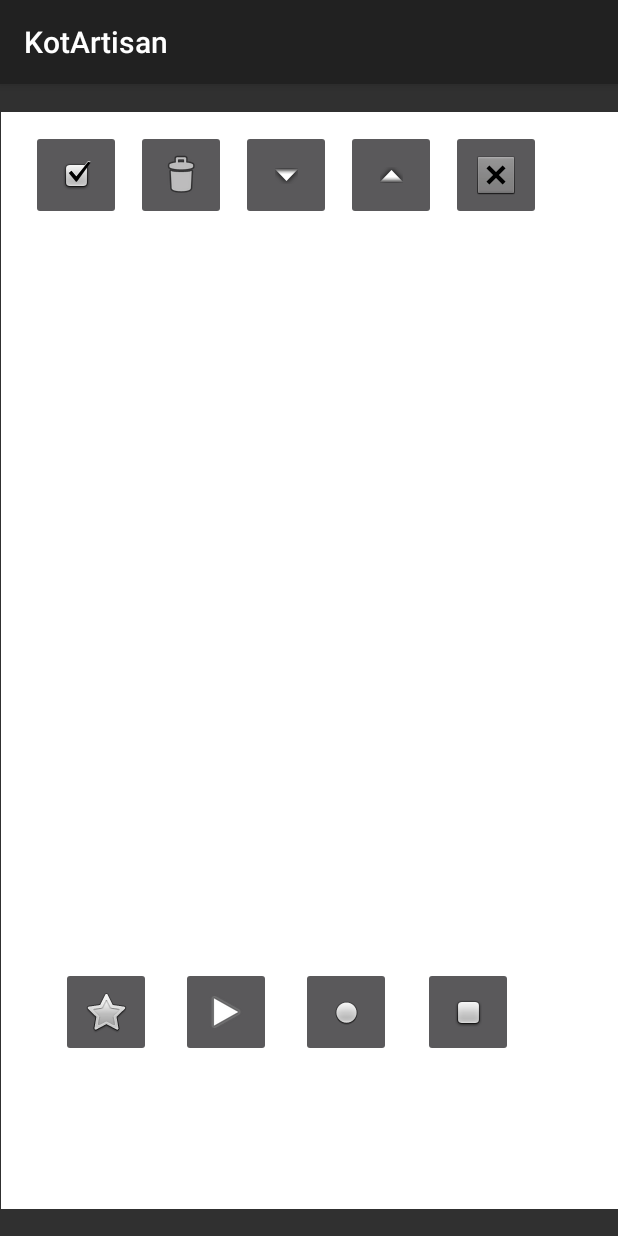
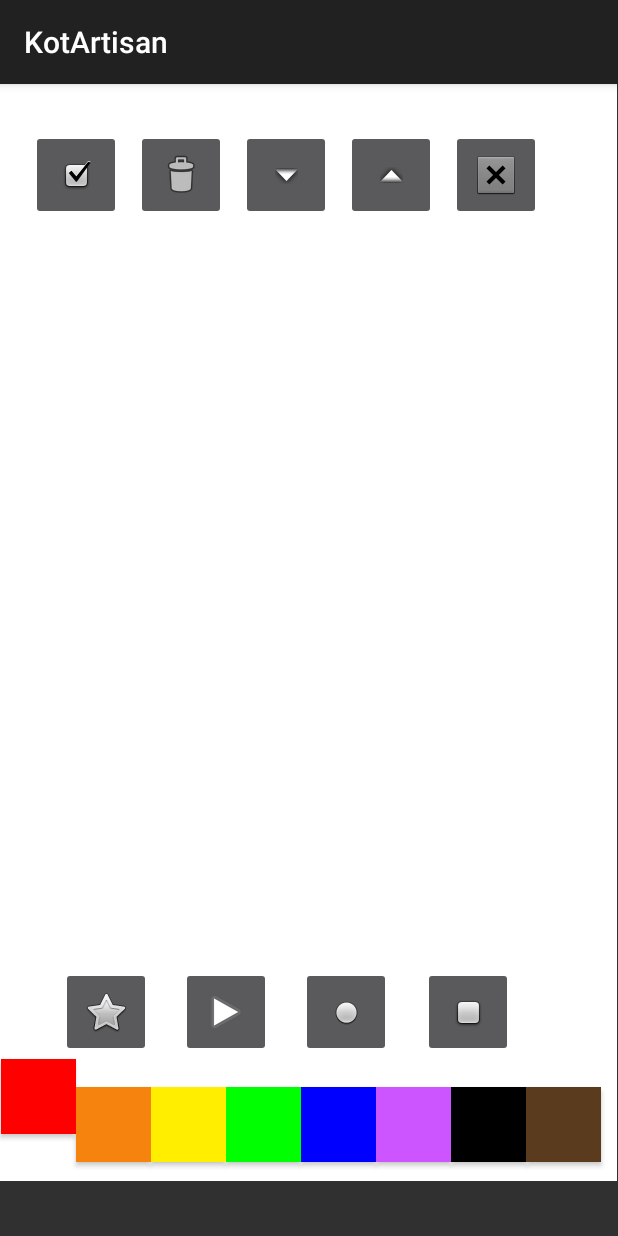
Before and after one commit to Kemarly/KotArtisan, an Android app built with Jetpack Compose: the Drawing screen opened directly, with no data from a screen before it, on a phone screen of 412 x 824 dp. Run offline under Robolectric (Android 15) with nearby library versions, the phone set to English and light mode, and no system bars.

Commit message:
DRAWING CONSTRAINTS

```diff
--- a/app/src/main/res/layout/activity_drawing.xml
+++ b/app/src/main/res/layout/activity_drawing.xml
@@ -15,8 +15,10 @@
         android:contentDescription="Draw"
         app:layout_constraintBottom_toBottomOf="parent"
         app:layout_constraintEnd_toEndOf="parent"
+        app:layout_constraintHorizontal_bias="0.0"
         app:layout_constraintStart_toStartOf="parent"
         app:layout_constraintTop_toTopOf="parent"
+        app:layout_constraintVertical_bias="0.0"
         tools:ignore="HardcodedText" />
 
     <ImageButton
@@ -27,13 +29,13 @@
         android:layout_marginTop="12dp"
         android:layout_marginEnd="331dp"
         android:layout_marginBottom="659dp"
+        android:contentDescription="TODO"
         app:layout_constraintBottom_toBottomOf="parent"
         app:layout_constraintEnd_toEndOf="parent"
         app:layout_constraintStart_toStartOf="parent"
         app:layout_constraintTop_toTopOf="parent"
         app:srcCompat="@android:drawable/checkbox_on_background"
-        tools:ignore="ContentDescription,HardcodedText,SpeakableTextPresentCheck"
-        android:contentDescription="TODO" />
+        tools:ignore="ContentDescription,HardcodedText,SpeakableTextPresentCheck" />
 
     <ImageButton
         android:id="@+id/deleteButton"
@@ -155,5 +157,117 @@
         app:srcCompat="@android:drawable/checkbox_off_background"
         tools:ignore="ContentDescription,SpeakableTextPresentCheck" />
 
+    <Button
+        android:id="@+id/redButton"
+        android:layout_width="50dp"
+        android:layout_height="50dp"
+        android:layout_marginTop="650dp"
+        android:layout_marginEnd="361dp"
+        android:layout_marginBottom="31dp"
+        android:background="#FF0000"
+        app:layout_constraintBottom_toBottomOf="parent"
+        app:layout_constraintEnd_toEndOf="parent"
+        app:layout_constraintHorizontal_bias="1.0"
+        app:layout_constraintStart_toStartOf="parent"
+        app:layout_constraintTop_toTopOf="parent"
+        app:layout_constraintVertical_bias="0.0" />
+
+    <Button
+        android:id="@+id/orangeButton"
+        android:layout_width="50dp"
+        android:layout_height="50dp"
+        android:layout_marginStart="50dp"
+        android:layout_marginTop="650dp"
+        android:layout_marginEnd="311dp"
+        android:layout_marginBottom="31dp"
+        android:background="#F6830E"
+        app:layout_constraintBottom_toBottomOf="parent"
+        app:layout_constraintEnd_toEndOf="parent"
+        app:layout_constraintStart_toStartOf="parent"
+        app:layout_constraintTop_toTopOf="parent" />
+
+    <Button
+        android:id="@+id/yellowButton"
+        android:layout_width="50dp"
+        android:layout_height="50dp"
+        android:layout_marginStart="100dp"
+        android:layout_marginTop="650dp"
+        android:layout_marginEnd="261dp"
+        android:layout_marginBottom="31dp"
+        android:background="#FFEE00"
+        app:layout_constraintBottom_toBottomOf="parent"
+        app:layout_constraintEnd_toEndOf="parent"
+        app:layout_constraintStart_toStartOf="parent"
+        app:layout_constraintTop_toTopOf="parent" />
+
+    <Button
+        android:id="@+id/greenButton"
+        android:layout_width="50dp"
+        android:layout_height="50dp"
+        android:layout_marginStart="150dp"
+        android:layout_marginTop="650dp"
+        android:layout_marginEnd="211dp"
+        android:layout_marginBottom="31dp"
+        android:background="#00FF00"
+        app:layout_constraintBottom_toBottomOf="parent"
+        app:layout_constraintEnd_toEndOf="parent"
+        app:layout_constraintStart_toStartOf="parent"
+        app:layout_constraintTop_toTopOf="parent" />
+
+    <Button
+        android:id="@+id/blueButton"
+        android:layout_width="50dp"
+        android:layout_height="50dp"
+        android:layout_marginStart="200dp"
+        android:layout_marginTop="650dp"
+        android:layout_marginEnd="161dp"
+        android:layout_marginBottom="31dp"
+        android:background="#0000FF"
+        app:layout_constraintBottom_toBottomOf="parent"
+        app:layout_constraintEnd_toEndOf="parent"
+        app:layout_constraintStart_toStartOf="parent"
+        app:layout_constraintTop_toTopOf="parent" />
+
+    <Button
+        android:id="@+id/purpleButton"
+        android:layout_width="50dp"
+        android:layout_height="50dp"
+        android:layout_marginStart="250dp"
+        android:layout_marginTop="650dp"
+        android:layout_marginEnd="111dp"
+        android:layout_marginBottom="31dp"
+        android:background="#CC55FF"
+        app:layout_constraintBottom_toBottomOf="parent"
+        app:layout_constraintEnd_toEndOf="parent"
+        app:layout_constraintStart_toStartOf="parent"
+        app:layout_constraintTop_toTopOf="parent" />
+
+    <Button
+        android:id="@+id/blackButton"
+        android:layout_width="50dp"
+        android:layout_height="50dp"
+        android:layout_marginStart="300dp"
+        android:layout_marginTop="650dp"
+        android:layout_marginEnd="61dp"
+        android:layout_marginBottom="31dp"
+        android:background="#000000"
+        app:layout_constraintBottom_toBottomOf="parent"
+        app:layout_constraintEnd_toEndOf="parent"
+        app:layout_constraintStart_toStartOf="parent"
+        app:layout_constraintTop_toTopOf="parent" />
+
+    <Button
+        android:id="@+id/brownButton"
+        android:layout_width="50dp"
+        android:layout_height="50dp"
+        android:layout_marginStart="350dp"
+        android:layout_marginTop="650dp"
+        android:layout_marginEnd="11dp"
+        android:layout_marginBottom="31dp"
+        android:background="#5B3B1E"
+        app:layout_constraintBottom_toBottomOf="parent"
+        app:layout_constraintEnd_toEndOf="parent"
+        app:layout_constraintStart_toStartOf="parent"
+        app:layout_constraintTop_toTopOf="parent" />
 
 </androidx.constraintlayout.widget.ConstraintLayout>
```
